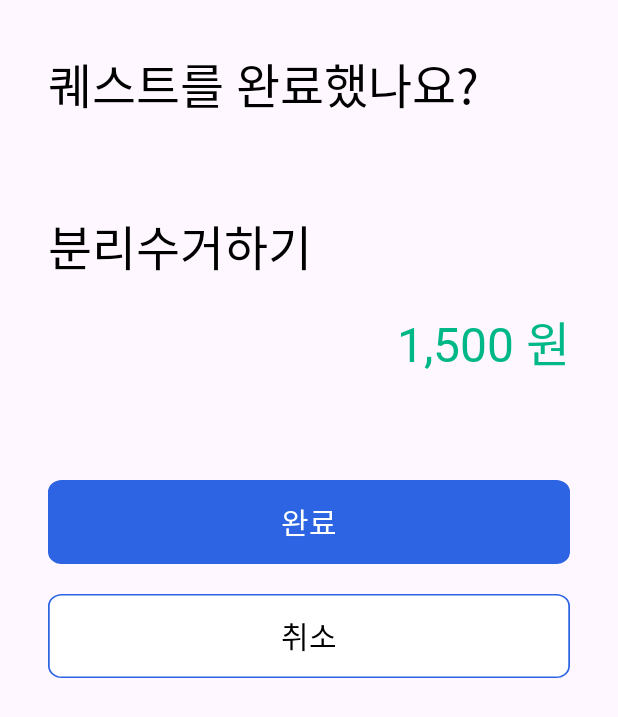
After one commit to dyddn3994/prefin, an Android app: the layout dialog_child_quest_finish.xml on its own in the app's theme, with its tools: preview values and no code run, on a phone screen of 412 x 824 dp. The commit adds this screen. Shown: the top 717 px of the screen. Run offline under Robolectric (Android 15) with nearby library versions, the phone set to English and light mode, and no system bars; network calls fail.

Commit message:
Feat: 자녀 퀘스트 진행중

```diff
--- a/mobile/Prefin/app/src/main/java/com/prefin/model/api/QuestApi.kt
+++ b/mobile/Prefin/app/src/main/java/com/prefin/model/api/QuestApi.kt
@@ -26,7 +26,7 @@ interface QuestApi {
     ): List<Quest>
 
     // 자녀에게 등록된 퀘스트 조회
-    @GET("questowned/{id}")
+    @GET("questowneds/{id}")
     suspend fun childQuestList(
         @Path("id") id: Long,
     ): List<QuestOwned>
--- /dev/null
+++ b/mobile/Prefin/app/src/main/java/com/prefin/model/dto/LoanGiveMoneyRequest.kt
@@ -0,0 +1,5 @@
+package com.prefin.model.dto
+
+data class LoanGiveMoneyRequest(
+    var loanId: Long = 0L,
+)
--- a/mobile/Prefin/app/src/main/java/com/prefin/ui/childHome/ChildHomeFragment.kt
+++ b/mobile/Prefin/app/src/main/java/com/prefin/ui/childHome/ChildHomeFragment.kt
@@ -57,6 +57,11 @@ class ChildHomeFragment : BaseFragment<FragmentChildHomeBinding>(FragmentChildHo
                 }
             }
 
+            // 퀘스트 버튼
+            fragmentChildHomeQuestTextView.setOnClickListener {
+                findNavController().navigate(R.id.action_ChildHomeFragment_to_QuestChildHomeFragment)
+            }
+
             // 용돈 빌리기 버튼
             fragmentChildHomeLoanTextView.setOnClickListener {
                 findNavController().navigate(R.id.action_ChildHomeFragment_to_LoanHomeFragment)
--- a/mobile/Prefin/app/src/main/java/com/prefin/ui/loan/LoanApplicationFragment.kt
+++ b/mobile/Prefin/app/src/main/java/com/prefin/ui/loan/LoanApplicationFragment.kt
@@ -72,7 +72,7 @@ class LoanApplicationFragment : BaseFragment<FragmentLoanApplicationBinding>(Fra
         )
 
         dialogLoanApplicationApplyButton.setOnClickListener {
-            loanApplicationViewModel.borrow(
+            loanApplicationViewModel.askForMoney(
                 binding.fragmentLoanApplicationAmountEditText.text.toString().toInt(),
                 ApplicationClass.sharedPreferences.getLong("id"),
                 mainActivityViewModel.selectedChild.id,
--- /dev/null
+++ b/mobile/Prefin/app/src/main/res/layout/dialog_child_quest_finish.xml
@@ -0,0 +1,72 @@
+<?xml version="1.0" encoding="utf-8"?>
+<androidx.constraintlayout.widget.ConstraintLayout xmlns:android="http://schemas.android.com/apk/res/android"
+    xmlns:app="http://schemas.android.com/apk/res-auto"
+    xmlns:tools="http://schemas.android.com/tools"
+    android:id="@+id/dialog_child_quest_finish_root_constraint_layout"
+    android:layout_width="match_parent"
+    android:layout_height="wrap_content"
+    android:paddingHorizontal="32dp"
+    android:paddingVertical="32dp"
+    >
+
+    <TextView
+        android:id="@+id/dialog_child_quest_finish_title_text_view"
+        android:layout_width="wrap_content"
+        android:layout_height="wrap_content"
+        android:text="퀘스트를 완료했나요?"
+        style="@style/Text.regular.Size32"
+        app:layout_constraintStart_toStartOf="parent"
+        app:layout_constraintTop_toTopOf="parent"
+        />
+
+    <TextView
+        android:id="@+id/dialog_child_quest_finish_quest_name_text_view"
+        android:layout_width="wrap_content"
+        android:layout_height="wrap_content"
+        tools:text="분리수거하기"
+        style="@style/Text.regular.Size32"
+        android:layout_marginTop="60dp"
+        app:layout_constraintStart_toStartOf="parent"
+        app:layout_constraintTop_toBottomOf="@+id/dialog_child_quest_finish_title_text_view"
+        />
+
+    <TextView
+        android:id="@+id/dialog_child_quest_finish_money_text_view"
+        android:layout_width="wrap_content"
+        android:layout_height="wrap_content"
+        tools:text="1,500 원"
+        style="@style/Text.regular.Size32"
+        android:textColor="@color/green"
+        android:layout_marginTop="16dp"
+        app:layout_constraintEnd_toEndOf="parent"
+        app:layout_constraintTop_toBottomOf="@+id/dialog_child_quest_finish_quest_name_text_view"
+        />
+
+    <android.widget.Button
+        android:id="@+id/dialog_child_quest_finish_finish_button"
+        android:layout_width="match_parent"
+        android:layout_height="wrap_content"
+        android:text="완료"
+        style="@style/Text.regular.Size20"
+        android:textColor="@color/white"
+        android:background="@drawable/button_rectangle_81"
+        android:backgroundTint="@color/colorPrimary"
+        android:layout_marginTop="68dp"
+        app:layout_constraintStart_toStartOf="parent"
+        app:layout_constraintEnd_toEndOf="parent"
+        app:layout_constraintTop_toBottomOf="@+id/dialog_child_quest_finish_money_text_view"
+        />
+
+    <android.widget.Button
+        android:id="@+id/dialog_loan_application_cancel_button"
+        android:layout_width="match_parent"
+        android:layout_height="wrap_content"
+        android:text="취소"
+        style="@style/Text.regular.Size20"
+        android:background="@drawable/button_rectangle_81_color_reversed"
+        android:layout_marginTop="20dp"
+        app:layout_constraintStart_toStartOf="parent"
+        app:layout_constraintEnd_toEndOf="parent"
+        app:layout_constraintTop_toBottomOf="@+id/dialog_child_quest_finish_finish_button"
+        />
+</androidx.constraintlayout.widget.ConstraintLayout>
--- a/mobile/Prefin/app/src/main/res/layout/item_child_quest.xml
+++ b/mobile/Prefin/app/src/main/res/layout/item_child_quest.xml
@@ -1,7 +1,7 @@
 <?xml version="1.0" encoding="utf-8"?>
 <androidx.constraintlayout.widget.ConstraintLayout xmlns:android="http://schemas.android.com/apk/res/android"
-    android:layout_width="match_parent"
-    android:layout_height="match_parent"
+    android:layout_width="140dp"
+    android:layout_height="140dp"
     android:background="@drawable/custom_border_radius"
     android:paddingHorizontal="24dp"
     android:paddingVertical="24dp"
--- a/mobile/Prefin/app/src/main/res/navigation/prefin_nav_graph.xml
+++ b/mobile/Prefin/app/src/main/res/navigation/prefin_nav_graph.xml
@@ -84,6 +84,9 @@
         <action
             android:id="@+id/action_ChildHomeFragment_to_LoanHomeFragment"
             app:destination="@+id/LoanHomeFragment" />
+        <action
+            android:id="@+id/action_ChildHomeFragment_to_QuestChildHomeFragment"
+            app:destination="@+id/QuestChildHomeFragment" />
     </fragment>
 
     <fragment android:id="@+id/AccountInputFragment"
```
Also changed, not shown: mobile/Prefin/app/src/main/java/com/prefin/model/api/LoanApi.kt (+9 -2 lines), mobile/Prefin/app/src/main/java/com/prefin/ui/loan/LoanApplicationViewModel.kt (+18 -2 lines), mobile/Prefin/app/src/main/java/com/prefin/ui/quest/QuestChildAdapter.kt (+9 -0 lines), mobile/Prefin/app/src/main/java/com/prefin/ui/quest/QuestChildHomeFragment.kt (+59 -3 lines), mobile/Prefin/app/src/main/java/com/prefin/ui/quest/QuestChildHomeViewModel.kt (added, +46 -0 lines).
